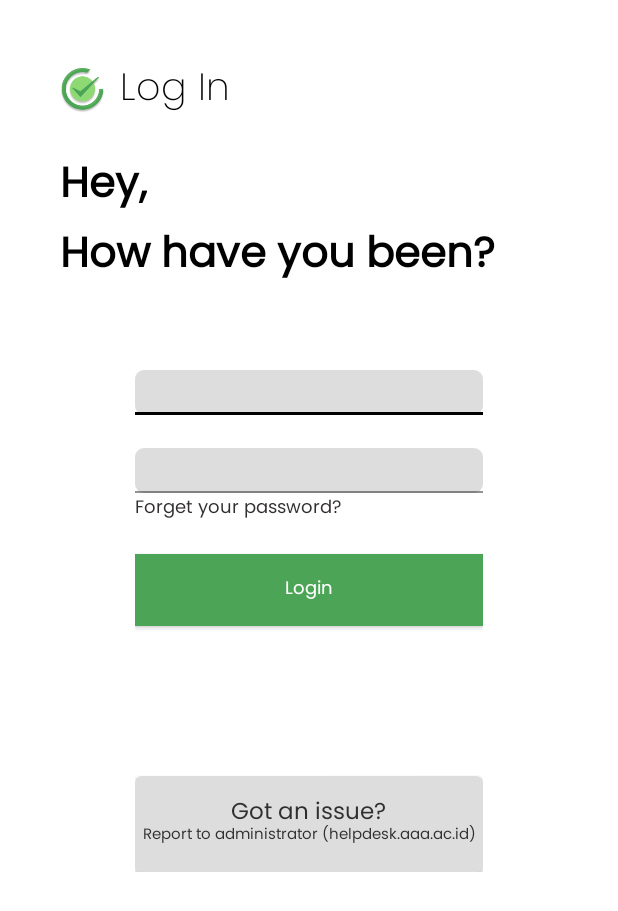
After one commit to WinHw/ClassIn, an Android app: the layout activity_login.xml on its own in the app's theme, with its tools: preview values and no code run, on a phone screen of 412 x 824 dp. The commit adds this screen. Shown: the top 911 px of the screen. Run offline under Robolectric (Android 15) with nearby library versions, the phone set to English and light mode, and no system bars.

Commit message:
Login Activity

```diff
--- /dev/null
+++ b/app/src/main/java/com/hendrywinata/classin/LoginActivity.kt
@@ -0,0 +1,11 @@
+package com.hendrywinata.classin
+
+import androidx.appcompat.app.AppCompatActivity
+import android.os.Bundle
+
+class LoginActivity : AppCompatActivity() {
+    override fun onCreate(savedInstanceState: Bundle?) {
+        super.onCreate(savedInstanceState)
+        setContentView(R.layout.activity_login)
+    }
+}
--- /dev/null
+++ b/app/src/main/res/layout/activity_login.xml
@@ -0,0 +1,166 @@
+<?xml version="1.0" encoding="utf-8"?>
+<ScrollView xmlns:android="http://schemas.android.com/apk/res/android"
+    xmlns:app="http://schemas.android.com/apk/res-auto"
+    xmlns:tools="http://schemas.android.com/tools"
+    android:layout_width="match_parent"
+    android:layout_height="match_parent"
+    xmlns:card_view="http://schemas.android.com/apk/res-auto"
+    tools:context=".ResetPasswordActivity">
+
+    <LinearLayout
+        android:layout_width="match_parent"
+        android:layout_height="wrap_content"
+        android:orientation="vertical"
+        android:padding="40dp">
+        <LinearLayout
+            android:layout_width="match_parent"
+            android:layout_height="wrap_content"
+            android:orientation="horizontal"
+            android:gravity="center_vertical">
+            <ImageView
+                android:layout_width="30dp"
+                android:layout_height="30dp"
+                android:src="@drawable/logo"/>
+            <TextView
+                android:layout_width="wrap_content"
+                android:layout_height="wrap_content"
+                android:layout_marginStart="10dp"
+                android:text="@string/log_in"
+                android:textSize="25dp"
+                android:textColor="@color/black"
+                android:fontFamily="@font/poppins_extralight"/>
+        </LinearLayout>
+
+        <LinearLayout
+            android:layout_width="match_parent"
+            android:layout_height="wrap_content"
+            android:layout_marginTop="20dp"
+            android:orientation="vertical"
+            android:gravity="center_vertical">
+            <TextView
+                android:layout_width="wrap_content"
+                android:layout_height="wrap_content"
+                android:text="@string/text1"
+                android:textColor="@color/black"
+                android:fontFamily="@font/poppins_regular"
+                android:textSize="28sp"
+                android:textStyle="bold"
+                android:textAlignment="viewStart"
+                />
+
+            <TextView
+                android:layout_width="wrap_content"
+                android:layout_height="wrap_content"
+                android:text="@string/text2"
+                android:textColor="@color/black"
+                android:fontFamily="@font/poppins_regular"
+                android:textSize="28sp"
+                android:textStyle="bold"
+                android:textAlignment="viewStart"
+                />
+        </LinearLayout>
+
+        <LinearLayout
+            android:layout_width="match_parent"
+            android:layout_height="match_parent"
+            android:orientation="vertical"
+            android:padding="50dp"
+            >
+
+            <com.google.android.material.textfield.TextInputLayout
+                android:layout_width="match_parent"
+                android:layout_height="30dp"
+                android:layout_marginBottom="20dp"
+                app:boxCornerRadiusBottomEnd="6dp"
+                app:boxCornerRadiusBottomStart="6dp"
+                app:boxCornerRadiusTopEnd="6dp"
+                app:boxCornerRadiusTopStart="6dp"
+                android:layout_marginTop="2dp"
+                style="@style/Widget.MaterialComponents.TextInputLayout.FilledBox"
+                app:boxBackgroundColor="@color/light_grey"
+                app:boxStrokeColor="@color/black"
+                app:boxStrokeWidthFocused="2dp">
+
+                <com.google.android.material.textfield.TextInputEditText
+                    android:layout_width="match_parent"
+                    android:layout_height="wrap_content"
+                    android:textColor="@color/black"/>
+
+            </com.google.android.material.textfield.TextInputLayout>
+
+            <com.google.android.material.textfield.TextInputLayout
+                android:layout_width="match_parent"
+                android:layout_height="30dp"
+                app:boxCornerRadiusBottomEnd="6dp"
+                app:boxCornerRadiusBottomStart="6dp"
+                app:boxCornerRadiusTopEnd="6dp"
+                app:boxCornerRadiusTopStart="6dp"
+                android:layout_marginTop="2dp"
+                style="@style/Widget.MaterialComponents.TextInputLayout.FilledBox"
+                app:boxBackgroundColor="@color/light_grey"
+                app:boxStrokeColor="@color/black"
+                app:boxStrokeWidthFocused="2dp">
+
+                <com.google.android.material.textfield.TextInputEditText
+                    android:layout_width="match_parent"
+                    android:layout_height="wrap_content"
+                    android:textColor="@color/black"/>
+
+            </com.google.android.material.textfield.TextInputLayout>
+
+            <TextView
+                android:layout_width="wrap_content"
+                android:layout_height="wrap_content"
+                android:text="Forget your password?"
+                android:fontFamily="@font/poppins_regular"
+                android:textColor="@color/gray"
+                android:textSize="12sp"
+                />
+
+            <androidx.appcompat.widget.AppCompatButton
+                android:layout_width="match_parent"
+                android:layout_height="wrap_content"
+                android:layout_marginBottom="100dp"
+                android:fontFamily="@font/poppins_regular"
+                android:textSize="12dp"
+                android:text="Login"
+                android:textAllCaps="false"
+                android:background="@color/green"
+                android:textColor="@color/white"
+                android:layout_marginTop="20dp"
+                android:layout_gravity="center"
+                />
+
+
+            <androidx.cardview.widget.CardView
+                app:cardBackgroundColor="@color/light_grey"
+                android:layout_width="match_parent"
+                android:layout_height="wrap_content"
+                card_view:cardCornerRadius="4dp"
+                app:contentPaddingTop="12dp"
+                >
+                <TextView
+                    android:layout_width="wrap_content"
+                    android:layout_height="wrap_content"
+                    android:layout_gravity="center_horizontal"
+                    android:text="Got an issue?"
+                    android:fontFamily="@font/poppins_regular"
+                    android:textColor="@color/gray"
+                    android:textSize="15sp"
+                    />
+                <androidx.appcompat.widget.AppCompatButton
+                    android:layout_width="match_parent"
+                    android:layout_height="wrap_content"
+                    android:text="Report to administrator (helpdesk.aaa.ac.id)"
+                    android:fontFamily="@font/poppins_regular"
+                    android:background="@color/transparent"
+                    android:textColor="@color/gray"
+                    android:textAllCaps="false"
+                    android:layout_marginTop="4dp"
+                    android:textSize="10sp"
+                    />
+
+            </androidx.cardview.widget.CardView>
+        </LinearLayout>
+    </LinearLayout>
+</ScrollView>
--- a/app/src/main/res/values/strings.xml
+++ b/app/src/main/res/values/strings.xml
@@ -3,4 +3,6 @@
     <string name="log_in">Log In</string>
     <string name="reset_password">Reset Password</string>
     <string name="courses">Merdeka Belajar Kampus Merdeka Teknologi Informasi \nTugas Akhir Teknologi Informasi \n[TIF4507] Sistem Interaktif (MP II) - Kelas A \n[TIF4506] Teknik Penulisan Karya Ilmiah - Kelas C \n[TIF4505] Data Warehouse dan Bisnis Intelligence - Kelas B \n[TIF4503] Enterprise Development Software - Kelas C \n[TIF4507P] Praktikum Sistem Interaktif - Kelas A</string>
+    <string name="text1">Hey,</string>
+    <string name="text2">How have you been?</string>
 </resources>
```
